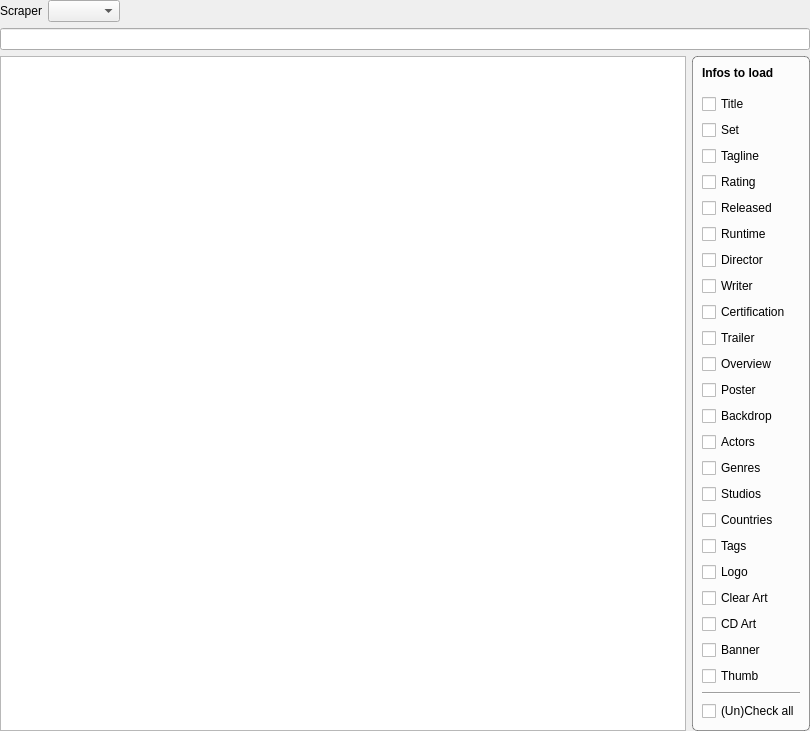
Before: the Qt Designer form movies/MovieSearchWidget.ui in Komet/MediaElch, drawn with Qt 5.
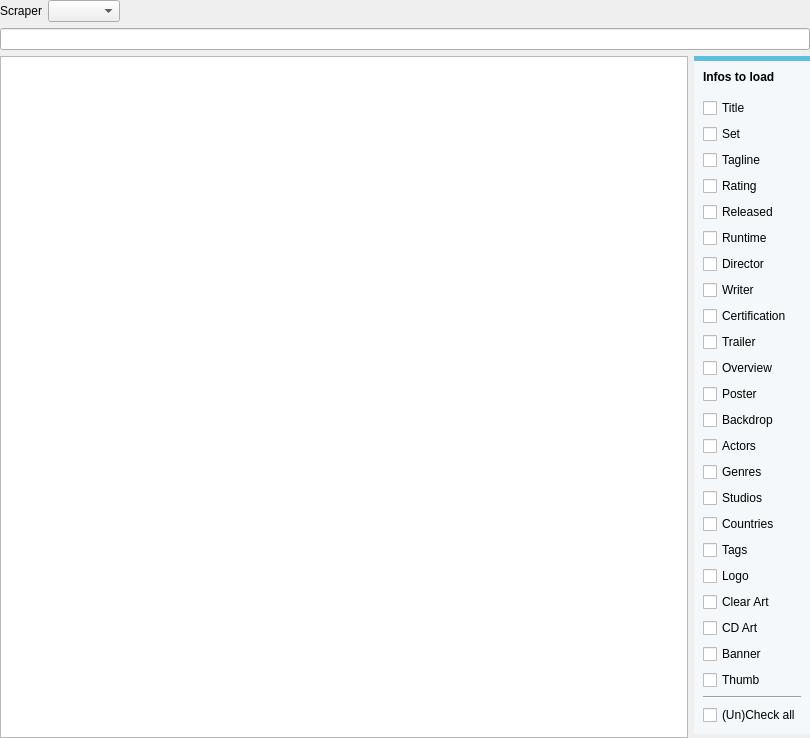
After: the same form once the commit is applied. Custom widgets are drawn as their Qt base class.

Commit message: Fixes #206 Show id in music search results; improved search widget layout

```diff
--- a/movies/MovieSearchWidget.ui
+++ b/movies/MovieSearchWidget.ui
@@ -7,7 +7,7 @@
     <x>0</x>
     <y>0</y>
     <width>810</width>
-    <height>692</height>
+    <height>738</height>
    </rect>
   </property>
   <property name="windowTitle">
@@ -94,12 +94,14 @@
       </widget>
      </item>
      <item>
+      <layout class="QVBoxLayout" name="verticalLayout_2">
+       <item>
       <widget class="QGroupBox" name="groupBox">
        <property name="styleSheet">
         <string notr="true">QGroupBox {
-	border: 1px solid rgba(0, 0, 0, 100);
-	border-radius: 5px;
-	background-color: rgba(255, 255, 255, 200);
+    border-radius: 0px;
+    border-top: 5px solid #5BC0DE; 
+    background-color: #F4F8FA;
 }</string>
        </property>
        <property name="title">
@@ -310,8 +312,11 @@
           </property>
          </widget>
         </item>
+         </layout>
+        </widget>
+       </item>
         <item>
-         <spacer name="verticalSpacer_3">
+        <spacer name="verticalSpacer">
           <property name="orientation">
            <enum>Qt::Vertical</enum>
           </property>
@@ -324,7 +329,6 @@
          </spacer>
         </item>
        </layout>
-      </widget>
      </item>
     </layout>
    </item>
```
Left out of the diff: 11 changed lines with no effect on the pictures. Lines whose indentation alone changed are shown as unchanged. The commit also changes 9 other files.
